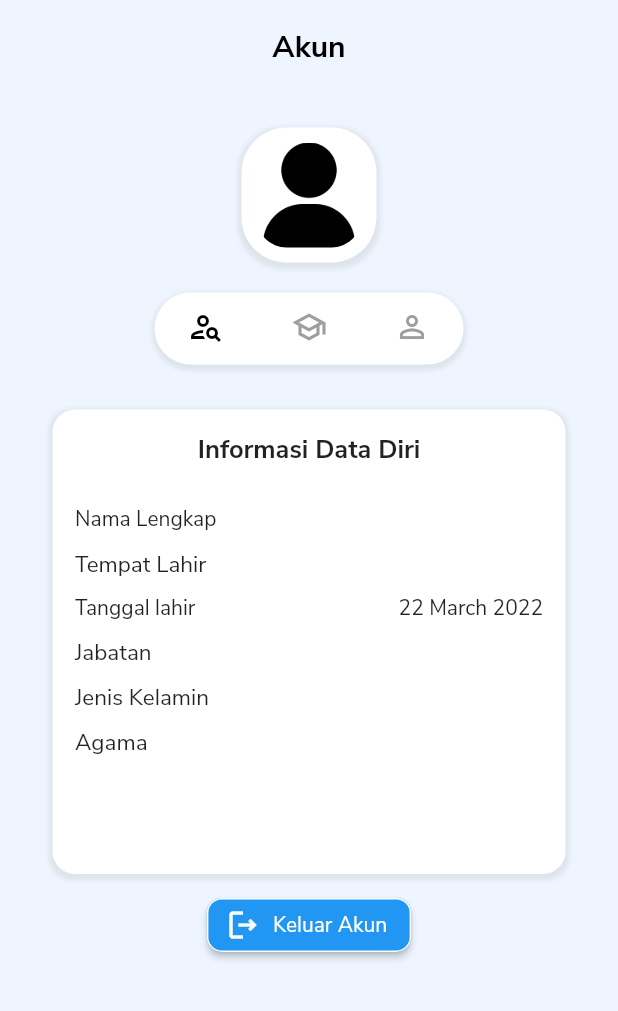
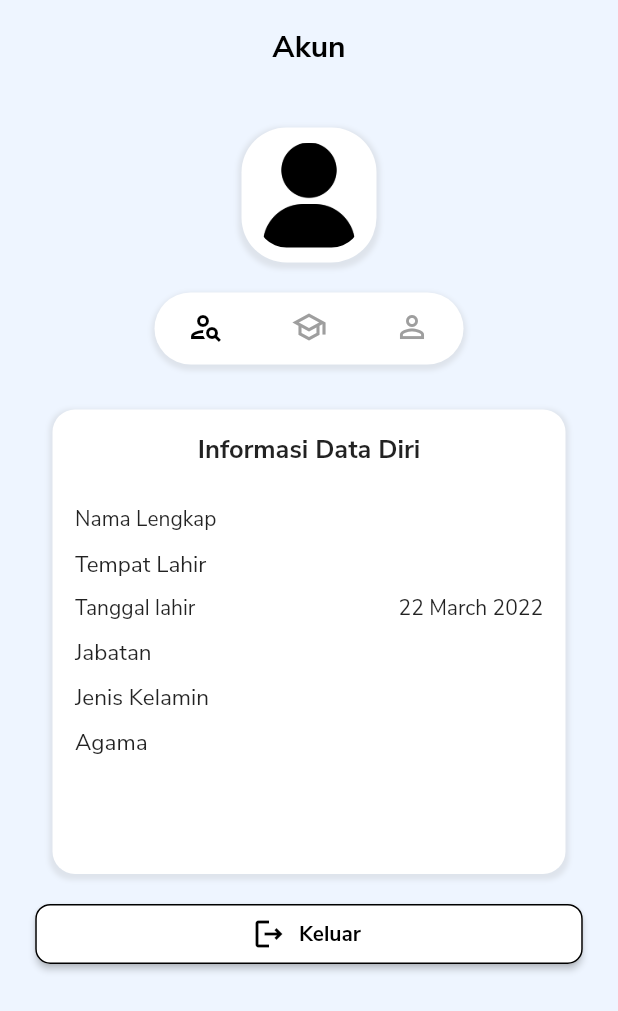
Before and after one commit to Raihanadstya/inventaris-barang-smarteschool, a Flutter app: the AkunPage screen opened directly, on a phone screen of 412 x 824 dp. Shown: the top 1011 px of the screen. Run offline on Flutter 3.47's test engine with Material 2 defaults, Android fonts, the phone set to English and light mode, and no system bars; our stand-ins replace firebase_core, firebase_storage, flutter_svg, image_picker, shared_preferences, top_snackbar_flutter; missing offline and left inert: flutter_barcode_scanner, slugify; accounts and stored records are empty; network calls fail.

Commit message:
FIX TAMPILAN

```diff
--- a/lib/akun_page.dart
+++ b/lib/akun_page.dart
@@ -394,7 +394,7 @@ class _AkunPageState extends State<AkunPage> with TickerProviderStateMixin {
                                               RoundedRectangleBorder(
                                                   borderRadius:
                                                       BorderRadius.circular(
-                                                          18.0),
+                                                          10.0),
                                                   side: BorderSide(
                                                       color: Colors.white))),
                                         ),
@@ -494,12 +494,19 @@ class _AkunPageState extends State<AkunPage> with TickerProviderStateMixin {
                     // Text("orang"),
                   ],
                 )),
-            ElevatedButton.icon(
+            Container(
+              margin: EdgeInsets.all(10),
+              child: SizedBox(
+                width: 365,
+                height: 40,
+                child: ElevatedButton.icon(
                     style: ButtonStyle(
+                      backgroundColor:
+                          MaterialStateProperty.all<Color>(Colors.white),
                       shape: MaterialStateProperty.all<RoundedRectangleBorder>(
                           RoundedRectangleBorder(
                               borderRadius: BorderRadius.circular(10.0),
-                          side: BorderSide(color: Colors.white))),
+                              side: BorderSide(color: Colors.black))),
                     ),
                     onPressed: () {
                       sharedPreferences
@@ -511,8 +518,17 @@ class _AkunPageState extends State<AkunPage> with TickerProviderStateMixin {
                               builder: (BuildContext context) => LoginPage()),
                           (Route<dynamic> route) => false);
                     },
-                icon: Icon(Icons.logout_outlined),
-                label: Text("Keluar Akun"))
+                    icon: Icon(
+                      Icons.logout_outlined,
+                      color: Colors.black,
+                    ),
+                    label: Text(
+                      "Keluar",
+                      style: TextStyle(
+                          color: Colors.black, fontWeight: FontWeight.w800),
+                    )),
+              ),
+            )
           ],
         )),
       ),
```
Also changed, not shown: lib/home.dart (+97 -65 lines). Lines whose indentation alone changed are shown as unchanged.
